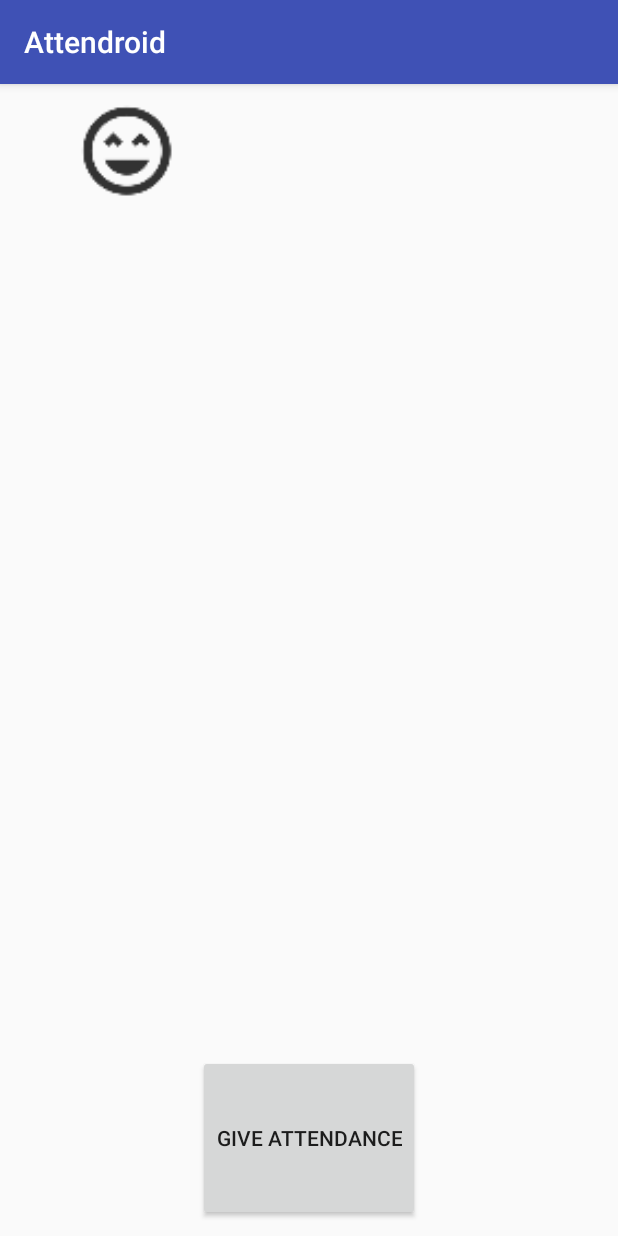
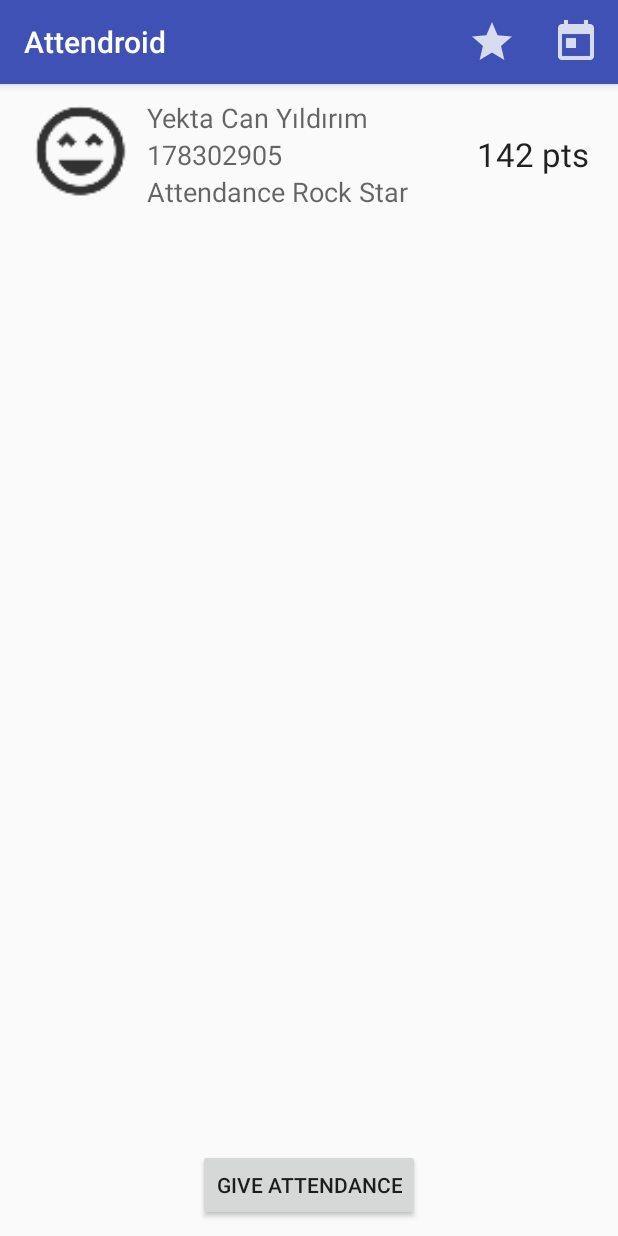
Before and after one commit to romikps/Attendroid, an Android app: the screen it shows after launch (MainActivity), on a phone screen of 412 x 824 dp. Run offline under Robolectric (Android 15) with nearby library versions, the phone set to English and light mode, and no system bars; our stand-ins replace Firebase (no records; nobody signed in at launch, a user with empty details on screens opened directly).

Commit message:
Action bar items added

```diff
--- a/app/build.gradle
+++ b/app/build.gradle
@@ -30,6 +30,7 @@ dependencies {
     compile 'com.google.firebase:firebase-database:9.6.0'
     compile 'com.google.firebase:firebase-auth:9.6.0'
     testCompile 'junit:junit:4.12'
+    compile 'com.android.support:recyclerview-v7:25.3.0'
 }
 
 
--- a/app/src/main/java/com/example/romanpr/attendroid/MainActivity.java
+++ b/app/src/main/java/com/example/romanpr/attendroid/MainActivity.java
@@ -4,6 +4,8 @@ import android.support.annotation.NonNull;
 import android.support.v7.app.AppCompatActivity;
 import android.os.Bundle;
 import android.util.Log;
+import android.view.Menu;
+import android.view.MenuInflater;
 import android.widget.Toast;
 
 import com.google.android.gms.tasks.OnCompleteListener;
@@ -47,6 +49,14 @@ public class MainActivity extends AppCompatActivity {
         createAccount("testy@thk.edu.tr", "qwerty123");
         signIn("testy@thk.edu.tr", "qwerty123");
 
+    }
+
+    @Override
+    public boolean onCreateOptionsMenu(Menu menu) {
+        super.onCreateOptionsMenu(menu);
+        MenuInflater inflater = getMenuInflater();
+        inflater.inflate(R.menu.student_main, menu);
+        return true;
     }
 
     // Attach the listener to your FirebaseAuth instance in the onStart() method and remove it on onStop().
--- a/app/src/main/res/layout/activity_main.xml
+++ b/app/src/main/res/layout/activity_main.xml
@@ -1,19 +1,19 @@
 <?xml version="1.0" encoding="utf-8"?>
-<LinearLayout xmlns:android="http://schemas.android.com/apk/res/android"
-              xmlns:tools="http://schemas.android.com/tools"
-              xmlns:app="http://schemas.android.com/apk/res-auto"
+<FrameLayout xmlns:android="http://schemas.android.com/apk/res/android"
+             android:layout_width="match_parent"
+             android:layout_height="match_parent"
+             android:padding="10dp">
+
+    <LinearLayout xmlns:app="http://schemas.android.com/apk/res-auto"
                   android:layout_height="match_parent"
                   android:layout_width="match_parent"
                   android:gravity="center_horizontal|top"
-              android:orientation="vertical"
-              android:padding="10dp">
-
+                  android:orientation="vertical">
 
         <LinearLayout
             android:layout_width="match_parent"
             android:layout_height="wrap_content"
-        android:orientation="horizontal"
-        android:layout_weight="2">
+            android:orientation="horizontal">
 
             <ImageView
                 android:id="@+id/badge_image"
@@ -25,52 +25,53 @@
             <LinearLayout
                 android:layout_width="wrap_content"
                 android:layout_height="wrap_content"
-            android:orientation="vertical"
-            android:layout_weight="2">
+                android:layout_weight="2"
+                android:orientation="vertical">
 
                 <TextView
                     android:id="@+id/student_name"
                     android:layout_width="wrap_content"
                     android:layout_height="wrap_content"
-                android:textAppearance="@style/TextAppearance.AppCompat.Medium"
-                tools:text="Yekta Can Yıldırım"/>
+                    android:text="Yekta Can Yıldırım"
+                    android:textAppearance="@style/TextAppearance.AppCompat.Medium"/>
 
                 <TextView
                     android:id="@+id/student_number"
                     android:layout_width="wrap_content"
                     android:layout_height="wrap_content"
-                android:textAppearance="@style/TextAppearance.AppCompat.Medium"
-                tools:text="178302905"/>
+                    android:text="178302905"
+                    android:textAppearance="@style/TextAppearance.AppCompat.Medium"/>
 
                 <TextView
                     android:id="@+id/attendance_status"
                     android:layout_width="wrap_content"
                     android:layout_height="wrap_content"
-                android:textAppearance="@style/TextAppearance.AppCompat.Medium"
-                tools:text="Attendance Rock Star"/>
+                    android:text="Attendance Rock Star"
+                    android:textAppearance="@style/TextAppearance.AppCompat.Medium"/>
             </LinearLayout>
 
             <TextView
                 android:id="@+id/total_points"
                 android:layout_width="wrap_content"
-            android:layout_height="wrap_content"
+                android:layout_height="match_parent"
+                android:gravity="center"
                 android:layout_weight="1"
-            android:textAppearance="@style/TextAppearance.AppCompat.Display1"
-            tools:text="142 pts"/>
+                android:text="142 pts"
+                android:textAppearance="@style/TextAppearance.AppCompat.Large"/>
 
         </LinearLayout>
 
         <android.support.v7.widget.RecyclerView
             android:id="@+id/course_recycler_view"
             android:layout_width="match_parent"
-        android:layout_height="wrap_content"
-        android:layout_weight="7"/>
+            android:layout_height="wrap_content"/>
+
+    </LinearLayout>
 
     <Button
-        android:id="@+id/button2"
+        android:id="@+id/attendance_button"
         android:layout_width="wrap_content"
         android:layout_height="wrap_content"
-        android:layout_weight="1"
+        android:layout_gravity="bottom|center"
         android:text="Give Attendance"/>
-
-</LinearLayout>
+</FrameLayout>
--- /dev/null
+++ b/app/src/main/res/menu/student_main.xml
@@ -0,0 +1,14 @@
+<?xml version="1.0" encoding="utf-8"?>
+<menu xmlns:android="http://schemas.android.com/apk/res/android"
+      xmlns:app="http://schemas.android.com/apk/res-auto">
+    <item
+        android:id="@+id/menu_item_show_leader_board"
+        android:icon="@drawable/ic_star"
+        android:title="@string/show_leader_board"
+        app:showAsAction="ifRoom|withText"/>
+    <item
+        android:id="@+id/menu_item_show_schedule"
+        android:icon="@drawable/ic_schedule"
+        android:title="@string/show_schedule"
+        app:showAsAction="ifRoom|withText"/>
+</menu>
--- a/app/src/main/res/values/strings.xml
+++ b/app/src/main/res/values/strings.xml
@@ -1,3 +1,5 @@
 <resources>
     <string name="app_name">Attendroid</string>
+    <string name="show_schedule">Show Schedule</string>
+    <string name="show_leader_board">Show Leader Board</string>
 </resources>
```
Also changed, not shown: app/src/main/res/drawable-hdpi/ic_schedule.png, app/src/main/res/drawable-hdpi/ic_star.png, app/src/main/res/drawable-mdpi/ic_schedule.png, app/src/main/res/drawable-mdpi/ic_star.png, app/src/main/res/drawable-xhdpi/ic_schedule.png, app/src/main/res/drawable-xhdpi/ic_star.png, app/src/main/res/drawable-xxhdpi/ic_schedule.png, app/src/main/res/drawable-xxhdpi/ic_star.png. Lines whose indentation alone changed are shown as unchanged.
